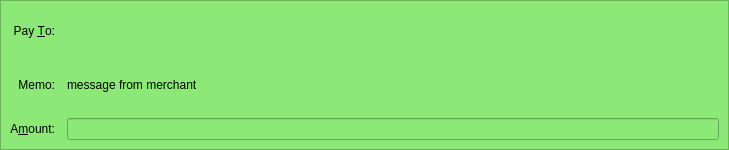
Above: src/qt/forms/sendcoinsentry.ui from lycancoin/lycancoin-release before the change. Below: the same form after it.
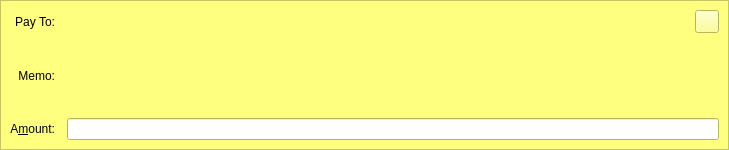
That is the form after the change. The open tabs and pages were chosen to show the change. Icons and pictures are not drawn. Custom widgets are drawn as their Qt base class.

Patch:
```diff
--- a/src/qt/forms/sendcoinsentry.ui
+++ b/src/qt/forms/sendcoinsentry.ui
@@ -165,6 +165,511 @@
       <colorrole role="Button">
        <brush brushstyle="SolidPattern">
         <color alpha="255">
+         <red>255</red>
+         <green>255</green>
+         <blue>127</blue>
+        </color>
+       </brush>
+      </colorrole>
+      <colorrole role="Light">
+       <brush brushstyle="SolidPattern">
+        <color alpha="255">
+         <red>255</red>
+         <green>255</green>
+         <blue>255</blue>
+        </color>
+       </brush>
+      </colorrole>
+      <colorrole role="Midlight">
+       <brush brushstyle="SolidPattern">
+        <color alpha="255">
+         <red>255</red>
+         <green>255</green>
+         <blue>191</blue>
+        </color>
+       </brush>
+      </colorrole>
+      <colorrole role="Dark">
+       <brush brushstyle="SolidPattern">
+        <color alpha="255">
+         <red>127</red>
+         <green>127</green>
+         <blue>63</blue>
+        </color>
+       </brush>
+      </colorrole>
+      <colorrole role="Mid">
+       <brush brushstyle="SolidPattern">
+        <color alpha="255">
+         <red>170</red>
+         <green>170</green>
+         <blue>84</blue>
+        </color>
+       </brush>
+      </colorrole>
+      <colorrole role="Text">
+       <brush brushstyle="SolidPattern">
+        <color alpha="255">
+         <red>0</red>
+         <green>0</green>
+         <blue>0</blue>
+        </color>
+       </brush>
+      </colorrole>
+      <colorrole role="BrightText">
+       <brush brushstyle="SolidPattern">
+        <color alpha="255">
+         <red>255</red>
+         <green>255</green>
+         <blue>255</blue>
+        </color>
+       </brush>
+      </colorrole>
+      <colorrole role="ButtonText">
+       <brush brushstyle="SolidPattern">
+        <color alpha="255">
+         <red>0</red>
+         <green>0</green>
+         <blue>0</blue>
+        </color>
+       </brush>
+      </colorrole>
+      <colorrole role="Base">
+       <brush brushstyle="SolidPattern">
+        <color alpha="255">
+         <red>255</red>
+         <green>255</green>
+         <blue>255</blue>
+        </color>
+       </brush>
+      </colorrole>
+      <colorrole role="Window">
+       <brush brushstyle="SolidPattern">
+        <color alpha="255">
+         <red>255</red>
+         <green>255</green>
+         <blue>127</blue>
+        </color>
+       </brush>
+      </colorrole>
+      <colorrole role="Shadow">
+       <brush brushstyle="SolidPattern">
+        <color alpha="255">
+         <red>0</red>
+         <green>0</green>
+         <blue>0</blue>
+        </color>
+       </brush>
+      </colorrole>
+      <colorrole role="AlternateBase">
+       <brush brushstyle="SolidPattern">
+        <color alpha="255">
+         <red>255</red>
+         <green>255</green>
+         <blue>191</blue>
+        </color>
+       </brush>
+      </colorrole>
+      <colorrole role="ToolTipBase">
+       <brush brushstyle="SolidPattern">
+        <color alpha="255">
+         <red>255</red>
+         <green>255</green>
+         <blue>220</blue>
+        </color>
+       </brush>
+      </colorrole>
+      <colorrole role="ToolTipText">
+       <brush brushstyle="SolidPattern">
+        <color alpha="255">
+         <red>0</red>
+         <green>0</green>
+         <blue>0</blue>
+        </color>
+       </brush>
+      </colorrole>
+     </active>
+     <inactive>
+      <colorrole role="WindowText">
+       <brush brushstyle="SolidPattern">
+        <color alpha="255">
+         <red>0</red>
+         <green>0</green>
+         <blue>0</blue>
+        </color>
+       </brush>
+      </colorrole>
+      <colorrole role="Button">
+       <brush brushstyle="SolidPattern">
+        <color alpha="255">
+         <red>255</red>
+         <green>255</green>
+         <blue>127</blue>
+        </color>
+       </brush>
+      </colorrole>
+      <colorrole role="Light">
+       <brush brushstyle="SolidPattern">
+        <color alpha="255">
+         <red>255</red>
+         <green>255</green>
+         <blue>255</blue>
+        </color>
+       </brush>
+      </colorrole>
+      <colorrole role="Midlight">
+       <brush brushstyle="SolidPattern">
+        <color alpha="255">
+         <red>255</red>
+         <green>255</green>
+         <blue>191</blue>
+        </color>
+       </brush>
+      </colorrole>
+      <colorrole role="Dark">
+       <brush brushstyle="SolidPattern">
+        <color alpha="255">
+         <red>127</red>
+         <green>127</green>
+         <blue>63</blue>
+        </color>
+       </brush>
+      </colorrole>
+      <colorrole role="Mid">
+       <brush brushstyle="SolidPattern">
+        <color alpha="255">
+         <red>170</red>
+         <green>170</green>
+         <blue>84</blue>
+        </color>
+       </brush>
+      </colorrole>
+      <colorrole role="Text">
+       <brush brushstyle="SolidPattern">
+        <color alpha="255">
+         <red>0</red>
+         <green>0</green>
+         <blue>0</blue>
+        </color>
+       </brush>
+      </colorrole>
+      <colorrole role="BrightText">
+       <brush brushstyle="SolidPattern">
+        <color alpha="255">
+         <red>255</red>
+         <green>255</green>
+         <blue>255</blue>
+        </color>
+       </brush>
+      </colorrole>
+      <colorrole role="ButtonText">
+       <brush brushstyle="SolidPattern">
+        <color alpha="255">
+         <red>0</red>
+         <green>0</green>
+         <blue>0</blue>
+        </color>
+       </brush>
+      </colorrole>
+      <colorrole role="Base">
+       <brush brushstyle="SolidPattern">
+        <color alpha="255">
+         <red>255</red>
+         <green>255</green>
+         <blue>255</blue>
+        </color>
+       </brush>
+      </colorrole>
+      <colorrole role="Window">
+       <brush brushstyle="SolidPattern">
+        <color alpha="255">
+         <red>255</red>
+         <green>255</green>
+         <blue>127</blue>
+        </color>
+       </brush>
+      </colorrole>
+      <colorrole role="Shadow">
+       <brush brushstyle="SolidPattern">
+        <color alpha="255">
+         <red>0</red>
+         <green>0</green>
+         <blue>0</blue>
+        </color>
+       </brush>
+      </colorrole>
+      <colorrole role="AlternateBase">
+       <brush brushstyle="SolidPattern">
+        <color alpha="255">
+         <red>255</red>
+         <green>255</green>
+         <blue>191</blue>
+        </color>
+       </brush>
+      </colorrole>
+      <colorrole role="ToolTipBase">
+       <brush brushstyle="SolidPattern">
+        <color alpha="255">
+         <red>255</red>
+         <green>255</green>
+         <blue>220</blue>
+        </color>
+       </brush>
+      </colorrole>
+      <colorrole role="ToolTipText">
+       <brush brushstyle="SolidPattern">
+        <color alpha="255">
+         <red>0</red>
+         <green>0</green>
+         <blue>0</blue>
+        </color>
+       </brush>
+      </colorrole>
+     </inactive>
+     <disabled>
+      <colorrole role="WindowText">
+       <brush brushstyle="SolidPattern">
+        <color alpha="255">
+         <red>127</red>
+         <green>127</green>
+         <blue>63</blue>
+        </color>
+       </brush>
+      </colorrole>
+      <colorrole role="Button">
+       <brush brushstyle="SolidPattern">
+        <color alpha="255">
+         <red>255</red>
+         <green>255</green>
+         <blue>127</blue>
+        </color>
+       </brush>
+      </colorrole>
+      <colorrole role="Light">
+       <brush brushstyle="SolidPattern">
+        <color alpha="255">
+         <red>255</red>
+         <green>255</green>
+         <blue>255</blue>
+        </color>
+       </brush>
+      </colorrole>
+      <colorrole role="Midlight">
+       <brush brushstyle="SolidPattern">
+        <color alpha="255">
+         <red>255</red>
+         <green>255</green>
+         <blue>191</blue>
+        </color>
+       </brush>
+      </colorrole>
+      <colorrole role="Dark">
+       <brush brushstyle="SolidPattern">
+        <color alpha="255">
+         <red>127</red>
+         <green>127</green>
+         <blue>63</blue>
+        </color>
+       </brush>
+      </colorrole>
+      <colorrole role="Mid">
+       <brush brushstyle="SolidPattern">
+        <color alpha="255">
+         <red>170</red>
+         <green>170</green>
+         <blue>84</blue>
+        </color>
+       </brush>
+      </colorrole>
+      <colorrole role="Text">
+       <brush brushstyle="SolidPattern">
+        <color alpha="255">
+         <red>127</red>
+         <green>127</green>
+         <blue>63</blue>
+        </color>
+       </brush>
+      </colorrole>
+      <colorrole role="BrightText">
+       <brush brushstyle="SolidPattern">
+        <color alpha="255">
+         <red>255</red>
+         <green>255</green>
+         <blue>255</blue>
+        </color>
+       </brush>
+      </colorrole>
+      <colorrole role="ButtonText">
+       <brush brushstyle="SolidPattern">
+        <color alpha="255">
+         <red>127</red>
+         <green>127</green>
+         <blue>63</blue>
+        </color>
+       </brush>
+      </colorrole>
+      <colorrole role="Base">
+       <brush brushstyle="SolidPattern">
+        <color alpha="255">
+         <red>255</red>
+         <green>255</green>
+         <blue>127</blue>
+        </color>
+       </brush>
+      </colorrole>
+      <colorrole role="Window">
+       <brush brushstyle="SolidPattern">
+        <color alpha="255">
+         <red>255</red>
+         <green>255</green>
+         <blue>127</blue>
+        </color>
+       </brush>
+      </colorrole>
+      <colorrole role="Shadow">
+       <brush brushstyle="SolidPattern">
+        <color alpha="255">
+         <red>0</red>
+         <green>0</green>
+         <blue>0</blue>
+        </color>
+       </brush>
+      </colorrole>
+      <colorrole role="AlternateBase">
+       <brush brushstyle="SolidPattern">
+        <color alpha="255">
+         <red>255</red>
+         <green>255</green>
+         <blue>127</blue>
+        </color>
+       </brush>
+      </colorrole>
+      <colorrole role="ToolTipBase">
+       <brush brushstyle="SolidPattern">
+        <color alpha="255">
+         <red>255</red>
+         <green>255</green>
+         <blue>220</blue>
+        </color>
+       </brush>
+      </colorrole>
+      <colorrole role="ToolTipText">
+       <brush brushstyle="SolidPattern">
+        <color alpha="255">
+         <red>0</red>
+         <green>0</green>
+         <blue>0</blue>
+        </color>
+       </brush>
+      </colorrole>
+     </disabled>
+    </palette>
+   </property>
+   <property name="toolTip">
+    <string>This is an unverified payment request.</string>
+   </property>
+   <property name="autoFillBackground">
+    <bool>true</bool>
+   </property>
+   <property name="frameShape">
+    <enum>QFrame::StyledPanel</enum>
+   </property>
+   <property name="frameShadow">
+    <enum>QFrame::Sunken</enum>
+   </property>
+   <layout class="QGridLayout" name="gridLayout_is">
+    <property name="spacing">
+     <number>12</number>
+    </property>
+    <item row="0" column="0">
+     <widget class="QLabel" name="payToLabel_is">
+      <property name="text">
+       <string>Pay To:</string>
+      </property>
+      <property name="alignment">
+       <set>Qt::AlignRight|Qt::AlignTrailing|Qt::AlignVCenter</set>
+      </property>
+     </widget>
+    </item>
+    <item row="0" column="1">
+     <layout class="QHBoxLayout" name="payToLayout_is">
+      <property name="spacing">
+       <number>0</number>
+      </property>
+      <item>
+       <widget class="QLabel" name="payTo_is"/>
+      </item>
+      <item>
+       <widget class="QToolButton" name="deleteButton_is">
+        <property name="toolTip">
+         <string>Remove this entry</string>
+        </property>
+        <property name="text">
+         <string/>
+        </property>
+        <property name="icon">
+         <iconset resource="../bitcoin.qrc">
+          <normaloff>:/icons/remove</normaloff>:/icons/remove</iconset>
+        </property>
+       </widget>
+      </item>
+     </layout>
+    </item>
+    <item row="1" column="0">
+     <widget class="QLabel" name="memoLabel_is">
+      <property name="text">
+       <string>Memo:</string>
+      </property>
+      <property name="alignment">
+       <set>Qt::AlignRight|Qt::AlignTrailing|Qt::AlignVCenter</set>
+      </property>
+     </widget>
+    </item>
+    <item row="1" column="1">
+     <widget class="QLabel" name="memoTextLabel_is">
+      <property name="textFormat">
+       <enum>Qt::PlainText</enum>
+      </property>
+     </widget>
+    </item>
+    <item row="2" column="0">
+     <widget class="QLabel" name="amountLabel_is">
+      <property name="text">
+       <string>A&amp;mount:</string>
+      </property>
+      <property name="alignment">
+       <set>Qt::AlignRight|Qt::AlignTrailing|Qt::AlignVCenter</set>
+      </property>
+      <property name="buddy">
+       <cstring>payAmount_is</cstring>
+      </property>
+     </widget>
+    </item>
+    <item row="2" column="1">
+     <widget class="BitcoinAmountField" name="payAmount_is">
+      <property name="acceptDrops">
+       <bool>false</bool>
+      </property>
+     </widget>
+    </item>
+   </layout>
+  </widget>
+  <widget class="QFrame" name="SendCoins_SecurePaymentRequest">
+   <property name="palette">
+    <palette>
+     <active>
+      <colorrole role="WindowText">
+       <brush brushstyle="SolidPattern">
+        <color alpha="255">
+         <red>0</red>
+         <green>0</green>
+         <blue>0</blue>
+        </color>
+       </brush>
+      </colorrole>
+      <colorrole role="Button">
+       <brush brushstyle="SolidPattern">
+        <color alpha="255">
          <red>140</red>
          <green>232</green>
          <blue>119</blue>
@@ -608,10 +1113,10 @@
     <property name="spacing">
      <number>12</number>
     </property>
-    <item row="4" column="0">
-     <widget class="QLabel" name="label_s4">
+    <item row="0" column="0">
+     <widget class="QLabel" name="payToLabel_s">
       <property name="text">
-       <string>Memo:</string>
+       <string>Pay To:</string>
       </property>
       <property name="alignment">
        <set>Qt::AlignRight|Qt::AlignTrailing|Qt::AlignVCenter</set>
@@ -621,60 +1126,68 @@
       </property>
      </widget>
     </item>
-    <item row="5" column="0">
-     <widget class="QLabel" name="label_s1">
-      <property name="text">
-       <string>A&amp;mount:</string>
-      </property>
-      <property name="alignment">
-       <set>Qt::AlignRight|Qt::AlignTrailing|Qt::AlignVCenter</set>
-      </property>
-      <property name="buddy">
-       <cstring>payAmount</cstring>
-      </property>
-     </widget>
-    </item>
-    <item row="3" column="0">
-     <widget class="QLabel" name="label_s2">
-      <property name="text">
-       <string>Pay &amp;To:</string>
-      </property>
-      <property name="alignment">
-       <set>Qt::AlignRight|Qt::AlignTrailing|Qt::AlignVCenter</set>
-      </property>
-      <property name="buddy">
-       <cstring>payTo_s</cstring>
-      </property>
-     </widget>
-    </item>
-    <item row="5" column="2">
-     <widget class="BitcoinAmountField" name="payAmount_s">
-      <property name="enabled">
-       <bool>false</bool>
-      </property>
-      <property name="acceptDrops">
-       <bool>false</bool>
-      </property>
-      <property name="readOnly">
-       <bool>true</bool>
-      </property>
-     </widget>
-    </item>
-    <item row="3" column="2">
+    <item row="0" column="1">
      <layout class="QHBoxLayout" name="payToLayout_s">
       <property name="spacing">
        <number>0</number>
       </property>
       <item>
        <widget class="QLabel" name="payTo_s">
+        <property name="textFormat">
+         <enum>Qt::PlainText</enum>
+        </property>
+       </widget>
+      </item>
+      <item>
+       <widget class="QToolButton" name="deleteButton_s">
+        <property name="toolTip">
+         <string>Remove this entry</string>
+        </property>
+        <property name="text">
+         <string/>
+        </property>
+        <property name="icon">
+         <iconset resource="../bitcoin.qrc">
+          <normaloff>:/icons/remove</normaloff>:/icons/remove</iconset>
+        </property>
        </widget>
       </item>
      </layout>
     </item>
-    <item row="4" column="2">
-     <widget class="QLabel" name="memo_s">
+    <item row="1" column="0">
+     <widget class="QLabel" name="memoLabel_s">
       <property name="text">
-       <string>message from merchant</string>
+       <string>Memo:</string>
+      </property>
+      <property name="alignment">
+       <set>Qt::AlignRight|Qt::AlignTrailing|Qt::AlignVCenter</set>
+      </property>
+     </widget>
+    </item>
+    <item row="1" column="1">
+     <widget class="QLabel" name="memoTextLabel_s">
+      <property name="textFormat">
+       <enum>Qt::PlainText</enum>
+      </property>
+     </widget>
+    </item>
+    <item row="2" column="0">
+     <widget class="QLabel" name="amountLabel_s">
+      <property name="text">
+       <string>A&amp;mount:</string>
+      </property>
+      <property name="alignment">
+       <set>Qt::AlignRight|Qt::AlignTrailing|Qt::AlignVCenter</set>
+      </property>
+      <property name="buddy">
+       <cstring>payAmount_s</cstring>
+      </property>
+     </widget>
+    </item>
+    <item row="2" column="1">
+     <widget class="BitcoinAmountField" name="payAmount_s">
+      <property name="acceptDrops">
+       <bool>false</bool>
       </property>
      </widget>
     </item>
@@ -682,17 +1195,16 @@
   </widget>
  </widget>
  <customwidgets>
-  <customwidget>
-   <class>BitcoinAmountField</class>
-   <extends>QLineEdit</extends>
-   <header>bitcoinamountfield.h</header>
-   <container>1</container>
-  </customwidget>
   <customwidget>
    <class>QValidatedLineEdit</class>
    <extends>QLineEdit</extends>
    <header>qvalidatedlineedit.h</header>
   </customwidget>
+  <customwidget>
+   <class>BitcoinAmountField</class>
+   <extends>QLineEdit</extends>
+   <header>bitcoinamountfield.h</header>
+  </customwidget>
  </customwidgets>
  <resources>
   <include location="../bitcoin.qrc"/>
```
Left out of the diff: 131 changed lines with no effect on the pictures.
